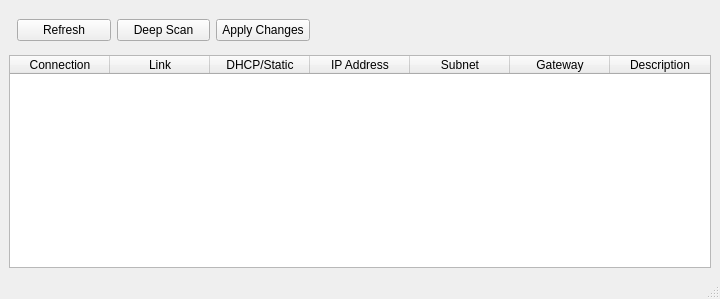
Qt form src/networkcontrol/view/ui/main_window.ui (jaredewoods/NetworkControl) before a commit.
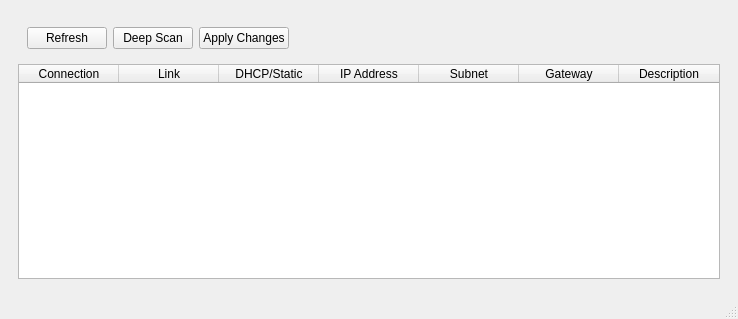
The same form after that commit.

Commit message: Adjust main window UI: restructure layout, update table positioning, and increase dimensions for improved design.

```diff
--- a/src/networkcontrol/view/ui/main_window.ui
+++ b/src/networkcontrol/view/ui/main_window.ui
@@ -6,8 +6,8 @@
    <rect>
     <x>0</x>
     <y>0</y>
-    <width>720</width>
-    <height>299</height>
+    <width>738</width>
+    <height>319</height>
    </rect>
   </property>
   <property name="sizePolicy">
@@ -35,42 +35,8 @@
         <height>40</height>
        </size>
       </property>
-      <widget class="QFrame" name="horizontalFrame">
-       <property name="geometry">
-        <rect>
-         <x>-1</x>
-         <y>0</y>
-         <width>311</width>
-         <height>42</height>
-        </rect>
-       </property>
-       <layout class="QGridLayout" name="gridLayout">
-        <item row="0" column="0">
-         <widget class="QPushButton" name="btnRefresh">
-          <property name="text">
-           <string>Refresh</string>
-          </property>
-         </widget>
-        </item>
-        <item row="0" column="1">
-         <widget class="QPushButton" name="btnDeepScan">
-          <property name="text">
-           <string>Deep Scan</string>
-          </property>
-         </widget>
-        </item>
-        <item row="0" column="2">
-         <widget class="QPushButton" name="btnApply">
-          <property name="text">
-           <string>Apply Changes</string>
-          </property>
-         </widget>
-        </item>
-       </layout>
-      </widget>
-     </widget>
-    </item>
-    <item row="1" column="0">
+      <layout class="QGridLayout" name="gridLayout_3">
+       <item row="2" column="1">
      <widget class="QTableWidget" name="tableNetwork">
       <property name="sizePolicy">
        <sizepolicy hsizetype="MinimumExpanding" vsizetype="MinimumExpanding">
@@ -133,6 +99,42 @@
       </column>
      </widget>
     </item>
+       <item row="1" column="1">
+        <widget class="QFrame" name="horizontalFrame">
+         <property name="sizePolicy">
+          <sizepolicy hsizetype="Fixed" vsizetype="Fixed">
+           <horstretch>0</horstretch>
+           <verstretch>0</verstretch>
+          </sizepolicy>
+         </property>
+         <layout class="QGridLayout" name="gridLayout">
+          <item row="0" column="1">
+           <widget class="QPushButton" name="btnDeepScan">
+            <property name="text">
+             <string>Deep Scan</string>
+            </property>
+           </widget>
+          </item>
+          <item row="0" column="0">
+           <widget class="QPushButton" name="btnRefresh">
+            <property name="text">
+             <string>Refresh</string>
+            </property>
+           </widget>
+          </item>
+          <item row="0" column="2">
+           <widget class="QPushButton" name="btnApply">
+            <property name="text">
+             <string>Apply Changes</string>
+            </property>
+           </widget>
+          </item>
+         </layout>
+        </widget>
+       </item>
+      </layout>
+     </widget>
+    </item>
    </layout>
   </widget>
   <widget class="QMenuBar" name="menubar">
```
Left out of the diff: 2 changed lines with no effect on the pictures. Lines whose indentation alone changed are shown as unchanged.
